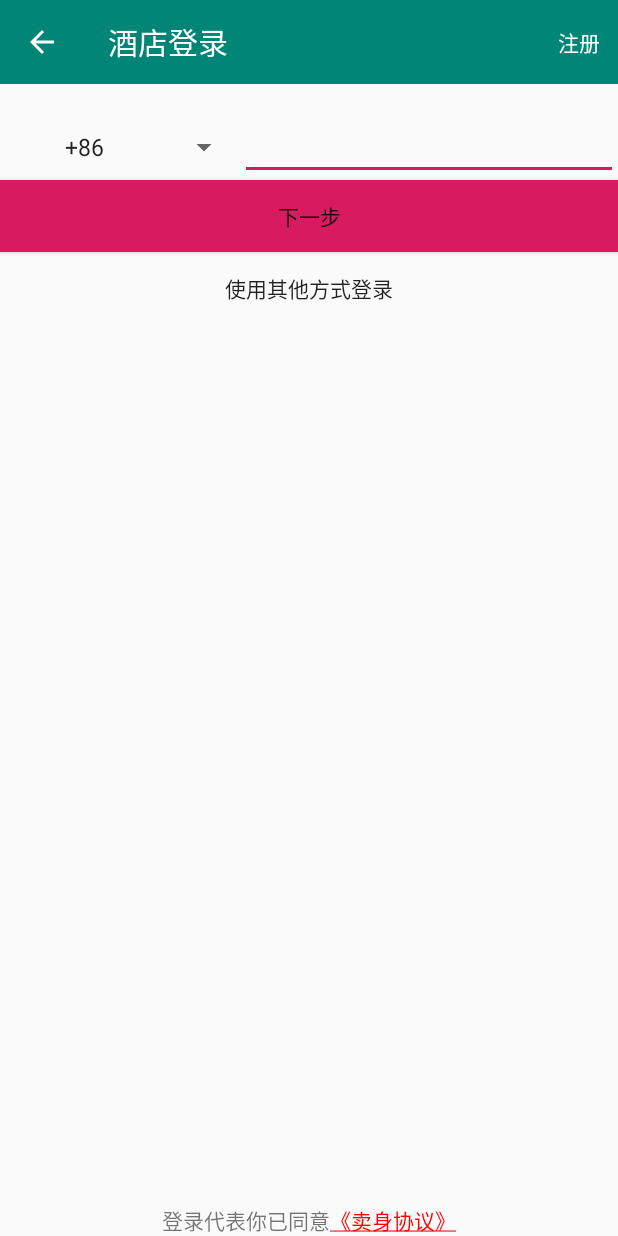
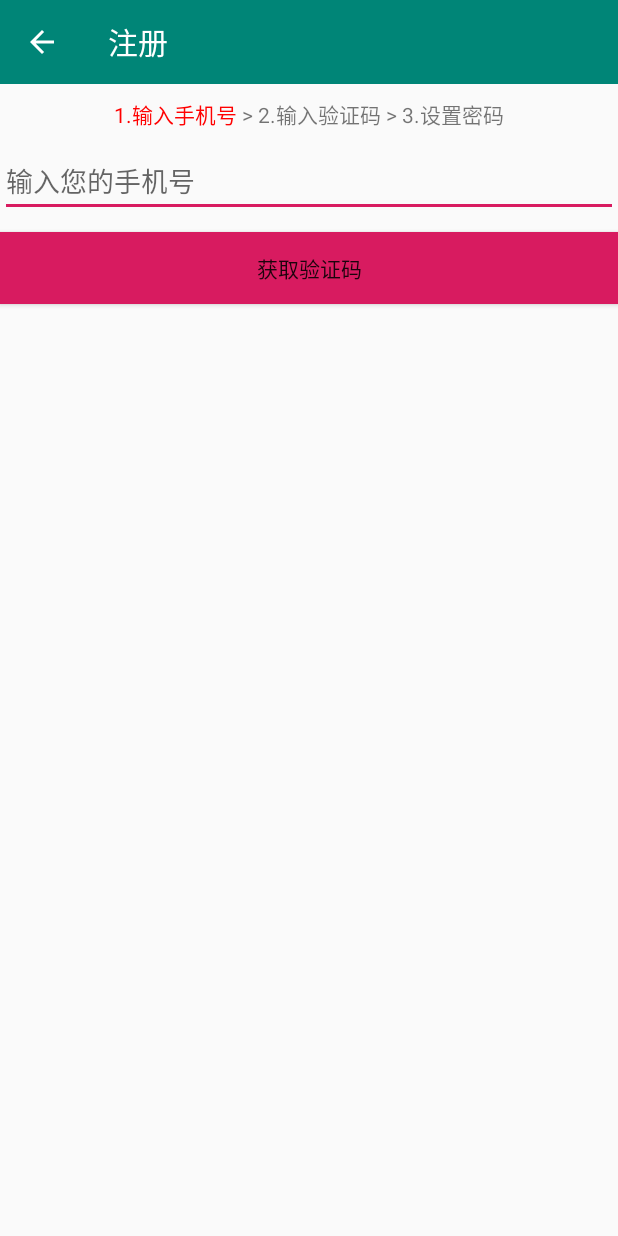
Before and after one commit to sn0wjin19/SpacemanHotel, an Android app: the LoginActivty screen opened directly, with no data from a screen before it, after a tap on "注册", on a phone screen of 412 x 824 dp. Run offline under Robolectric (Android 15) with nearby library versions, the phone set to English and light mode, and no system bars.

Commit message:
registry

```diff
--- a/app/src/main/AndroidManifest.xml
+++ b/app/src/main/AndroidManifest.xml
@@ -11,7 +11,10 @@
         android:roundIcon="@mipmap/ic_launcher_round"
         android:supportsRtl="true"
         android:theme="@style/AppTheme">
-        <activity android:name=".LoginActivty" android:label="酒店登录"></activity>
+        <activity android:name=".Registry" android:label="注册"></activity>
+        <activity
+            android:name=".LoginActivty"
+            android:label="酒店登录" />
         <activity android:name=".PayMainActivity" />
         <activity android:name=".ReserveInfoActivity" />
         <activity android:name=".MainActivity">
--- a/app/src/main/java/com/example/spacemanhotel/LoginActivty.java
+++ b/app/src/main/java/com/example/spacemanhotel/LoginActivty.java
@@ -3,9 +3,8 @@ package com.example.spacemanhotel;
 import androidx.appcompat.app.ActionBar;
 import androidx.appcompat.app.AppCompatActivity;
 import androidx.appcompat.widget.Toolbar;
-import androidx.core.view.GravityCompat;
-import androidx.drawerlayout.widget.DrawerLayout;
 
+import android.content.Intent;
 import android.graphics.Color;
 import android.os.Bundle;
 import android.text.Spannable;
@@ -13,8 +12,6 @@ import android.text.SpannableStringBuilder;
 import android.text.TextPaint;
 import android.text.method.LinkMovementMethod;
 import android.text.style.ClickableSpan;
-import android.text.style.ForegroundColorSpan;
-import android.view.LayoutInflater;
 import android.view.Menu;
 import android.view.MenuItem;
 import android.view.View;
@@ -24,7 +21,6 @@ import android.widget.Spinner;
 import android.widget.TextView;
 import android.widget.Toast;
 
-import com.google.android.material.bottomsheet.BottomSheetBehavior;
 import com.google.android.material.bottomsheet.BottomSheetDialog;
 
 import java.util.List;
@@ -95,7 +91,9 @@ public class LoginActivty extends AppCompatActivity {
             case android.R.id.home:
                 finish();
                 break;
-            case R.id.register_item:
+            case R.id.registry_item:
+                Intent intent = new Intent(LoginActivty.this, Registry.class);
+                startActivity(intent);
                 break;
         }
         return true;
@@ -114,7 +112,7 @@ public class LoginActivty extends AppCompatActivity {
     }
 
     public boolean onCreateOptionsMenu(Menu menu){
-        getMenuInflater().inflate(R.menu.register, menu);
+        getMenuInflater().inflate(R.menu.registry, menu);
         return true;
     }
 
--- /dev/null
+++ b/app/src/main/java/com/example/spacemanhotel/Registry.java
@@ -0,0 +1,63 @@
+package com.example.spacemanhotel;
+
+import androidx.appcompat.app.ActionBar;
+import androidx.appcompat.app.AppCompatActivity;
+import androidx.appcompat.widget.Toolbar;
+
+import android.content.Intent;
+import android.graphics.Color;
+import android.os.Bundle;
+import android.text.Spannable;
+import android.text.SpannableStringBuilder;
+import android.text.TextPaint;
+import android.text.method.LinkMovementMethod;
+import android.text.style.ClickableSpan;
+import android.text.style.ForegroundColorSpan;
+import android.view.MenuItem;
+import android.view.View;
+import android.widget.Button;
+import android.widget.TextView;
+import android.widget.Toast;
+
+public class Registry extends AppCompatActivity {
+
+    private TextView registry_notice;
+    @Override
+    protected void onCreate(Bundle savedInstanceState) {
+        super.onCreate(savedInstanceState);
+        setContentView(R.layout.activity_registry);
+        Toolbar toolbar = (Toolbar)findViewById(R.id.registry_toolbar);
+        setSupportActionBar(toolbar);
+        ActionBar actionBar = getSupportActionBar();
+        if(actionBar != null){
+            actionBar.setDisplayHomeAsUpEnabled(true);
+            //actionBar.setHomeAsUpIndicator(R.drawable.test);
+        }
+
+        SpannableStringBuilder spannable = new SpannableStringBuilder("1.输入手机号 > 2.输入验证码 > 3.设置密码");
+        TextView registry_info = (TextView)findViewById(R.id.registry_info);
+        registry_info.setMovementMethod(LinkMovementMethod.getInstance());
+        spannable.setSpan(new ForegroundColorSpan(Color.RED),0,7 , Spannable.SPAN_EXCLUSIVE_EXCLUSIVE);
+        registry_info.setText(spannable);
+
+        registry_notice = (TextView)findViewById(R.id.registry_notice);
+        Button registry_button = (Button)findViewById(R.id.registry_button);
+        registry_button.setOnClickListener(new View.OnClickListener() {
+            @Override
+            public void onClick(View v) {
+                registry_notice.setText("验证码已发送 173****0490");
+                registry_notice.setTextColor(Color.BLACK);
+                registry_notice.setVisibility(View.VISIBLE);
+            }
+        });
+    }
+
+    public boolean onOptionsItemSelected(MenuItem item){
+        switch(item.getItemId()){
+            case android.R.id.home:
+                finish();
+                break;
+        }
+        return true;
+    }
+}
--- /dev/null
+++ b/app/src/main/res/layout/activity_registry.xml
@@ -0,0 +1,50 @@
+<?xml version="1.0" encoding="utf-8"?>
+<RelativeLayout xmlns:android="http://schemas.android.com/apk/res/android"
+    xmlns:app="http://schemas.android.com/apk/res-auto"
+    xmlns:tools="http://schemas.android.com/tools"
+    android:layout_height="match_parent"
+    android:layout_width="match_parent">
+    <androidx.appcompat.widget.Toolbar
+        android:id="@+id/registry_toolbar"
+        android:layout_width="match_parent"
+        android:layout_height="?attr/actionBarSize"
+        android:background="?attr/colorPrimary"
+        android:theme="@style/ThemeOverlay.AppCompat.Dark.ActionBar"
+        app:popupTheme="@style/ThemeOverlay.AppCompat.Light">
+    </androidx.appcompat.widget.Toolbar>
+
+    <TextView
+        android:id="@+id/registry_info"
+        android:layout_width="match_parent"
+        android:layout_height="wrap_content"
+        android:layout_below="@id/registry_toolbar"
+        android:layout_marginTop="10dp"
+        android:textAlignment="center"></TextView>
+    <TextView
+        android:id="@+id/registry_notice"
+        android:layout_width="match_parent"
+        android:layout_height="wrap_content"
+        android:layout_below="@id/registry_info"
+        android:layout_marginTop="10dp"
+        android:textAlignment="center"
+        android:visibility="gone">
+    </TextView>
+    <EditText
+        android:id="@+id/registry_phone"
+        android:layout_width="match_parent"
+        android:layout_height="wrap_content"
+        android:layout_below="@id/registry_notice"
+        android:layout_marginTop="10dp"
+        android:hint="输入您的手机号"
+        android:inputType="phone"></EditText>
+
+    <Button
+        android:id="@+id/registry_button"
+        android:layout_width="match_parent"
+        android:layout_height="wrap_content"
+        android:layout_below="@id/registry_phone"
+        android:layout_marginTop="10dp"
+        android:background="@color/colorAccent"
+        android:text="获取验证码"></Button>
+
+</RelativeLayout>
--- a/app/src/main/res/menu/register.xml
+++ b/app/src/main/res/menu/registry.xml
@@ -1,7 +1,7 @@
 <?xml version="1.0" encoding="utf-8"?>
 <menu xmlns:android="http://schemas.android.com/apk/res/android" xmlns:app="http://schemas.android.com/apk/res-auto">
     <item
-        android:id="@+id/register_item"
+        android:id="@+id/registry_item"
         android:title="注册"
         app:showAsAction="always">
     </item>
```
